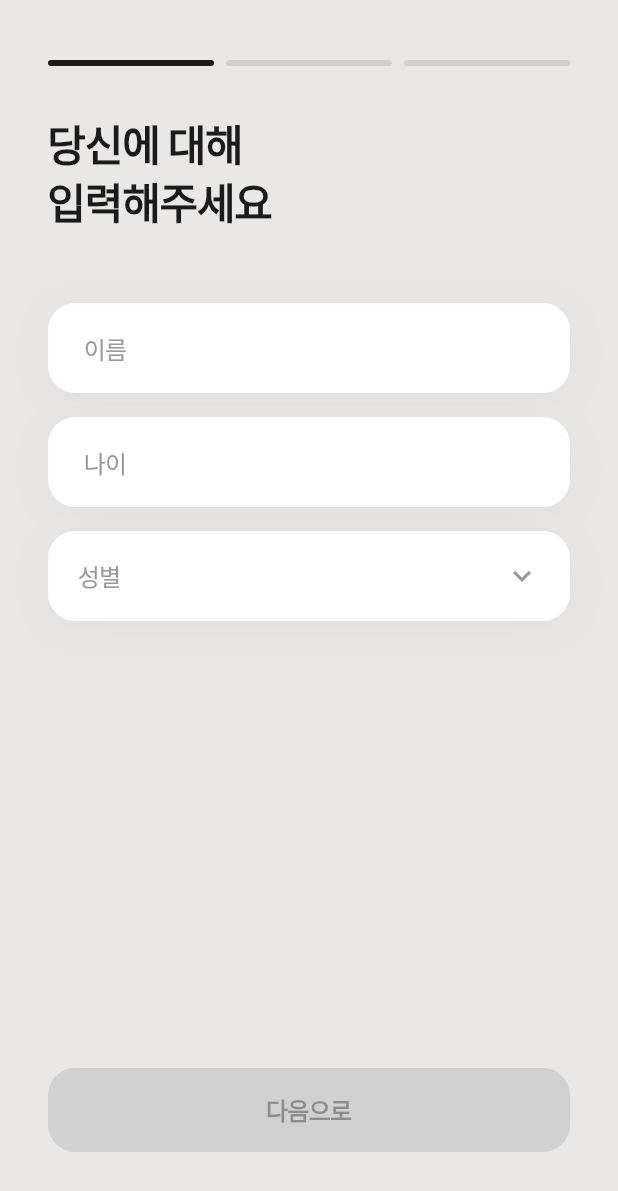
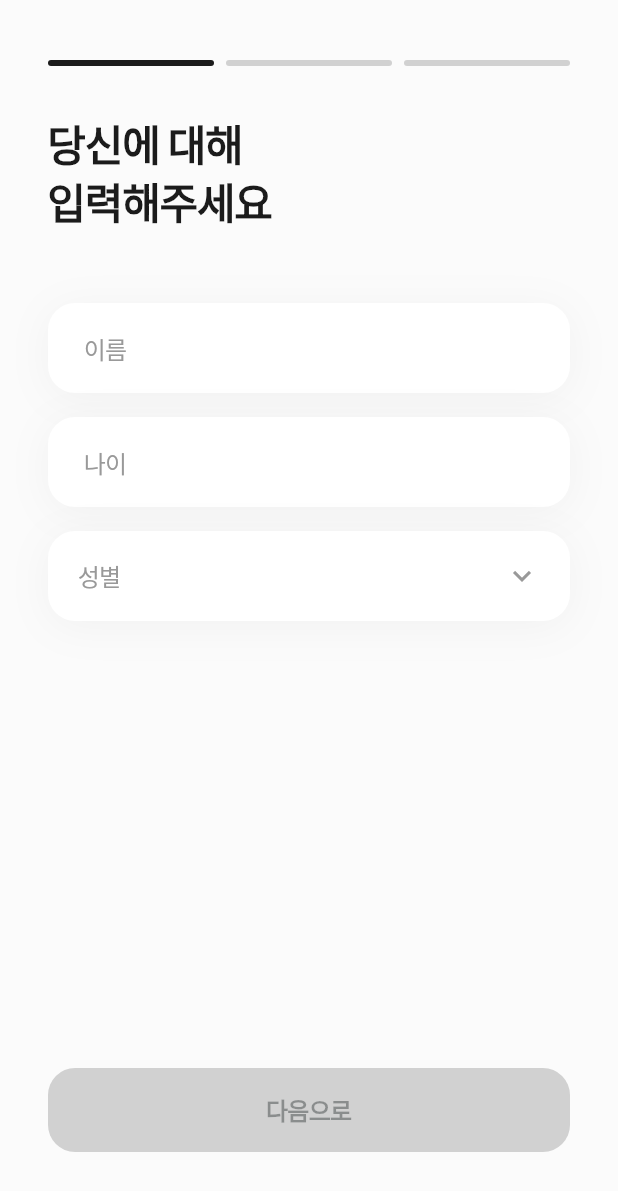
Before and after one commit to dellyu03/uphill, a Flutter app: the OnboardingStep2Screen screen opened by its route, after a tap on an icon or button, on a phone screen of 412 x 824 dp. Shown: the top 1191 px of the screen. Run offline on Flutter 3.47's test engine with Material 3 defaults, Android fonts, the light colour scheme and no system bars; our stand-ins replace camera, firebase_auth, firebase_core, google_fonts, google_sign_in, permission_handler and 1 more; accounts and stored records are empty; project files that could hold a hidden picture were left out.

Commit message:
feat : 화면 페이지마다 배경식이 달랐음 그래서 디자이너와 이야기해서 #FBFBFB 로 통일함

```diff
--- a/uphill/lib/screens/onboarding/login_screen.dart
+++ b/uphill/lib/screens/onboarding/login_screen.dart
@@ -155,7 +155,7 @@ class _LoginScreenState extends State<LoginScreen> {
     }
 
     return Scaffold(
-      backgroundColor: const Color(0xFFE9E8E7),
+      backgroundColor: const Color(0xFFFBFBFB),
       body: SafeArea(
         child: Padding(
           padding: const EdgeInsets.symmetric(horizontal: 32.0),
--- a/uphill/lib/screens/onboarding/onboarding_step1_screen.dart
+++ b/uphill/lib/screens/onboarding/onboarding_step1_screen.dart
@@ -35,7 +35,7 @@ class _OnboardingStep1ScreenState extends State<OnboardingStep1Screen> {
   @override
   Widget build(BuildContext context) {
     return Scaffold(
-      backgroundColor: const Color(0xFFE9E8E7),
+      backgroundColor: const Color(0xFFFBFBFB),
       body: SafeArea(
         child: Padding(
           padding: const EdgeInsets.all(32.0),
--- a/uphill/lib/screens/onboarding/onboarding_step2_screen.dart
+++ b/uphill/lib/screens/onboarding/onboarding_step2_screen.dart
@@ -287,7 +287,7 @@ class _OnboardingStep2ScreenState extends State<OnboardingStep2Screen> {
   @override
   Widget build(BuildContext context) {
     return Scaffold(
-      backgroundColor: const Color(0xFFE9E8E7),
+      backgroundColor: const Color(0xFFFBFBFB),
       body: SafeArea(
         child: Padding(
           padding: const EdgeInsets.all(32.0),
--- a/uphill/lib/screens/onboarding/onboarding_step3_screen.dart
+++ b/uphill/lib/screens/onboarding/onboarding_step3_screen.dart
@@ -112,7 +112,7 @@ class _OnboardingStep3ScreenState extends State<OnboardingStep3Screen> {
   @override
   Widget build(BuildContext context) {
     return Scaffold(
-      backgroundColor: const Color(0xFFE9E8E7),
+      backgroundColor: const Color(0xFFFBFBFB),
       body: SafeArea(
         child: Padding(
           padding: const EdgeInsets.all(32.0),
--- a/uphill/lib/screens/onboarding/onboarding_step4_screen.dart
+++ b/uphill/lib/screens/onboarding/onboarding_step4_screen.dart
@@ -70,7 +70,7 @@ class _OnboardingStep4ScreenState extends State<OnboardingStep4Screen> {
   @override
   Widget build(BuildContext context) {
     return Scaffold(
-      backgroundColor: const Color(0xFFE9E8E7),
+      backgroundColor: const Color(0xFFFBFBFB),
       body: SafeArea(
         child: Padding(
           padding: const EdgeInsets.all(32.0),
--- a/uphill/lib/screens/retrospective_screen.dart
+++ b/uphill/lib/screens/retrospective_screen.dart
@@ -8,7 +8,7 @@ class RetrospectiveScreen extends StatelessWidget {
     return DefaultTabController(
       length: 2,
       child: Scaffold(
-        backgroundColor: const Color(0xFFE9E8E7),
+        backgroundColor: const Color(0xFFFBFBFB),
         body: SafeArea(
           child: Column(
             crossAxisAlignment: CrossAxisAlignment.start,
--- a/uphill/lib/screens/routine_detail_screen.dart
+++ b/uphill/lib/screens/routine_detail_screen.dart
@@ -37,7 +37,7 @@ class _RoutineDetailScreenState extends State<RoutineDetailScreen> {
   @override
   Widget build(BuildContext context) {
     return Scaffold(
-      backgroundColor: const Color(0xFFEEEDEC), // Figma Background
+      backgroundColor: const Color(0xFFFBFBFB), // Figma Background
       appBar: _buildAppBar(),
       body: FutureBuilder<Map<String, dynamic>>(
         future: _routineFuture,
--- a/uphill/lib/screens/routine_edit_screen.dart
+++ b/uphill/lib/screens/routine_edit_screen.dart
@@ -183,7 +183,7 @@ class _RoutineEditScreenState extends State<RoutineEditScreen>
   @override
   Widget build(BuildContext context) {
     return Scaffold(
-      backgroundColor: const Color(0xFFF6F6F6),
+      backgroundColor: const Color(0xFFFBFBFB),
       appBar: AppBar(
         title: const Text(
           '루틴 수정',
@@ -215,7 +215,7 @@ class _RoutineEditScreenState extends State<RoutineEditScreen>
 
   Widget _buildTabBar() {
     return Container(
-      color: const Color(0xFFF6F6F6),
+      color: const Color(0xFFFBFBFB),
       child: Row(
         children: [
           Expanded(
--- a/uphill/lib/screens/routine_flow/routine_step1_screen.dart
+++ b/uphill/lib/screens/routine_flow/routine_step1_screen.dart
@@ -22,7 +22,7 @@ class _RoutineStep1ScreenState extends State<RoutineStep1Screen> {
   @override
   Widget build(BuildContext context) {
     return Scaffold(
-      backgroundColor: const Color(0xFFF6F6F6),
+      backgroundColor: const Color(0xFFFBFBFB),
       appBar: AppBar(
         backgroundColor: Colors.transparent,
         elevation: 0,
--- a/uphill/lib/screens/routine_flow/routine_step2_screen.dart
+++ b/uphill/lib/screens/routine_flow/routine_step2_screen.dart
@@ -38,7 +38,7 @@ class _RoutineStep2ScreenState extends State<RoutineStep2Screen> {
   @override
   Widget build(BuildContext context) {
     return Scaffold(
-      backgroundColor: const Color(0xFFF6F6F6),
+      backgroundColor: const Color(0xFFFBFBFB),
       appBar: AppBar(
         backgroundColor: Colors.transparent,
         elevation: 0,
--- a/uphill/lib/screens/routine_flow/routine_step3_screen.dart
+++ b/uphill/lib/screens/routine_flow/routine_step3_screen.dart
@@ -53,7 +53,7 @@ class _RoutineStep3ScreenState extends State<RoutineStep3Screen> {
   @override
   Widget build(BuildContext context) {
     return Scaffold(
-      backgroundColor: const Color(0xFFF6F6F6),
+      backgroundColor: const Color(0xFFFBFBFB),
       appBar: AppBar(
         backgroundColor: Colors.transparent,
         elevation: 0,
--- a/uphill/lib/screens/routine_in_progress_screen.dart
+++ b/uphill/lib/screens/routine_in_progress_screen.dart
@@ -126,7 +126,7 @@ class _RoutineInProgressScreenState extends State<RoutineInProgressScreen> {
   @override
   Widget build(BuildContext context) {
     return Scaffold(
-      backgroundColor: const Color(0xFFEEEEEC), // Figma bg color
+      backgroundColor: const Color(0xFFFBFBFB), // Updated to #FBFBFB
       body: FutureBuilder<Map<String, dynamic>>(
         future: _routineFuture,
         builder: (context, snapshot) {
--- a/uphill/lib/theme/app_theme.dart
+++ b/uphill/lib/theme/app_theme.dart
@@ -137,7 +137,7 @@ class UphillColors extends ThemeExtension<UphillColors> {
 
   // Pre-defined light theme colors based on requirements
   static const light = UphillColors(
-    bgMain: Color(0xFFE9E8E7),
+    bgMain: Color(0xFFFBFBFB),
     routineUpdated: Color(0xFFB3B5A0), // Sage Green
     routineDefault: Color(0xFFF8F8F8), // Off White
     routinePinned: Color(0xFFDAD9D4), // Grey
@@ -167,10 +167,10 @@ class UphillTheme {
         seedColor: const Color(0xFF333333),
         primary: const Color(0xFF333333),
         secondary: const Color(0xFF333333),
-        surface: const Color(0xFFF6F6F6),
+        surface: const Color(0xFFFBFBFB),
         outline: const Color(0xFFD3D3D3),
       ),
-      scaffoldBackgroundColor: const Color(0xFFF6F6F6),
+      scaffoldBackgroundColor: const Color(0xFFFBFBFB),
 
       // Text Selection Theme (Cursor, Selection Handle)
       textSelectionTheme: const TextSelectionThemeData(
```
